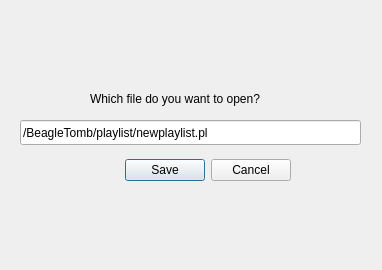
The window that src/openplaylist.ui (hutchgrant/BeagleTomb) describes before a commit, drawn with Qt 5.
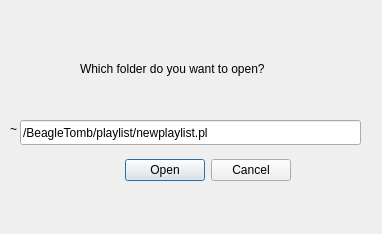
The same window after the commit.

Patch:
```diff
--- a/src/openplaylist.ui
+++ b/src/openplaylist.ui
@@ -7,7 +7,7 @@
     <x>0</x>
     <y>0</y>
     <width>382</width>
-    <height>270</height>
+    <height>234</height>
    </rect>
   </property>
   <property name="windowTitle">
@@ -26,20 +26,20 @@
     <enum>Qt::Horizontal</enum>
    </property>
    <property name="standardButtons">
-    <set>QDialogButtonBox::Cancel|QDialogButtonBox::Save</set>
+    <set>QDialogButtonBox::Cancel|QDialogButtonBox::Open</set>
    </property>
   </widget>
   <widget class="QLabel" name="label">
    <property name="geometry">
     <rect>
-     <x>90</x>
-     <y>90</y>
-     <width>231</width>
+     <x>80</x>
+     <y>60</y>
+     <width>241</width>
      <height>17</height>
     </rect>
    </property>
    <property name="text">
-    <string>Which file do you want to open?</string>
+    <string>Which folder do you want to open?</string>
    </property>
   </widget>
   <widget class="QLineEdit" name="OPENPL_entry">
@@ -55,6 +55,19 @@
     <string>/BeagleTomb/playlist/newplaylist.pl</string>
    </property>
   </widget>
+  <widget class="QLabel" name="label_2">
+   <property name="geometry">
+    <rect>
+     <x>10</x>
+     <y>120</y>
+     <width>16</width>
+     <height>17</height>
+    </rect>
+   </property>
+   <property name="text">
+    <string>~</string>
+   </property>
+  </widget>
  </widget>
  <resources/>
  <connections>
```
